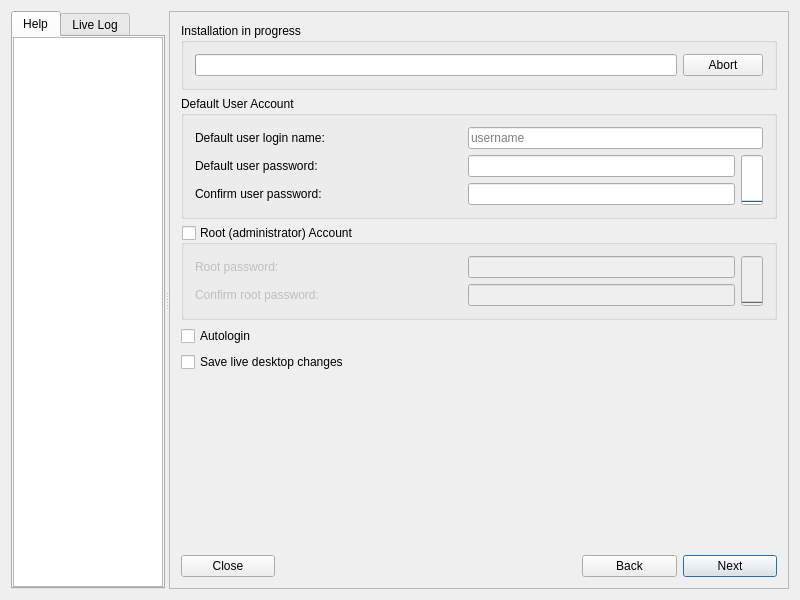
First picture: the form in meinstall.ui, repository gazelle-installer/gazelle-installer, before the edit.
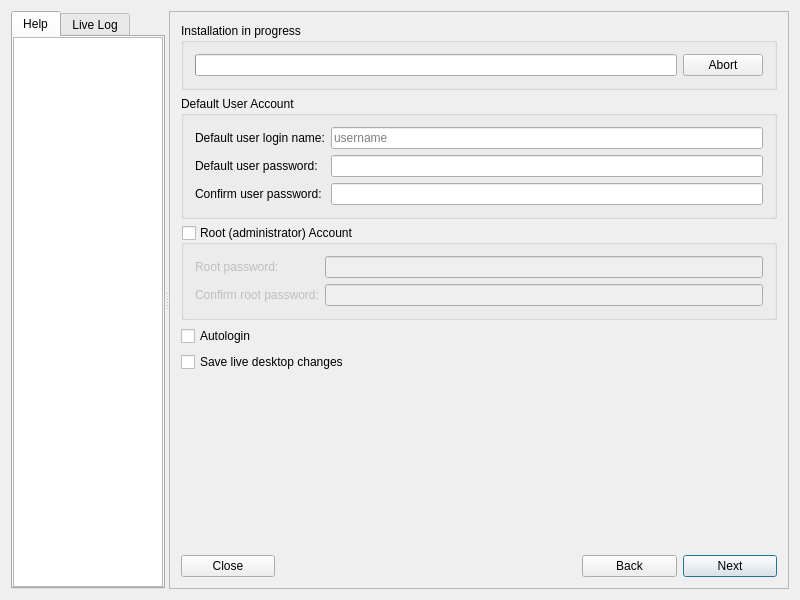
Second picture: the form after the edit. The open tabs and pages were chosen to show the change. Icons and pictures are not drawn. Custom widgets are drawn as their Qt base class.

Commit message: Replaced progress bars with inline bar graph meter. Use a cross/check instead of colouring the text box.

The edit to the form file:
```diff
--- a/meinstall.ui
+++ b/meinstall.ui
@@ -1644,7 +1644,7 @@
              <property name="title">
               <string>Default User Account</string>
              </property>
-             <layout class="QGridLayout">
+             <layout class="QFormLayout">
               <item row="0" column="0">
                <widget class="QLabel" name="labelUserName">
                 <property name="sizePolicy">
@@ -1661,6 +1661,22 @@
                 </property>
                </widget>
               </item>
+              <item row="0" column="1">
+               <widget class="QLineEdit" name="textUserName">
+                <property name="sizePolicy">
+                 <sizepolicy hsizetype="MinimumExpanding" vsizetype="Minimum">
+                  <horstretch>0</horstretch>
+                  <verstretch>0</verstretch>
+                 </sizepolicy>
+                </property>
+                <property name="text">
+                 <string/>
+                </property>
+                <property name="placeholderText">
+                 <string>username</string>
+                </property>
+               </widget>
+              </item>
               <item row="1" column="0">
                <widget class="QLabel" name="labelUserPass">
                 <property name="sizePolicy">
@@ -1674,6 +1690,22 @@
                 </property>
                </widget>
               </item>
+              <item row="1" column="1">
+               <widget class="MPassEdit" name="textUserPass">
+                <property name="sizePolicy">
+                 <sizepolicy hsizetype="MinimumExpanding" vsizetype="Minimum">
+                  <horstretch>0</horstretch>
+                  <verstretch>0</verstretch>
+                 </sizepolicy>
+                </property>
+                <property name="text">
+                 <string/>
+                </property>
+                <property name="echoMode">
+                 <enum>QLineEdit::Password</enum>
+                </property>
+               </widget>
+              </item>
               <item row="2" column="0">
                <widget class="QLabel" name="labelUserPass2">
                 <property name="sizePolicy">
@@ -1687,22 +1719,6 @@
                 </property>
                </widget>
               </item>
-              <item row="1" column="1">
-               <widget class="MPassEdit" name="textUserPass">
-                <property name="sizePolicy">
-                 <sizepolicy hsizetype="MinimumExpanding" vsizetype="Minimum">
-                  <horstretch>0</horstretch>
-                  <verstretch>0</verstretch>
-                 </sizepolicy>
-                </property>
-                <property name="text">
-                 <string/>
-                </property>
-                <property name="echoMode">
-                 <enum>QLineEdit::Password</enum>
-                </property>
-               </widget>
-              </item>
               <item row="2" column="1">
                <widget class="MPassEdit" name="textUserPass2">
                 <property name="sizePolicy">
@@ -1719,35 +1735,6 @@
                 </property>
                </widget>
               </item>
-              <item row="1" column="2" rowspan="2">
-               <widget class="QProgressBar" name="progUserPassMeter">
-                <property name="sizePolicy">
-                 <sizepolicy hsizetype="Fixed" vsizetype="Ignored">
-                  <horstretch>0</horstretch>
-                  <verstretch>0</verstretch>
-                 </sizepolicy>
-                </property>
-                <property name="orientation">
-                 <enum>Qt::Vertical</enum>
-                </property>
-               </widget>
-              </item>
-              <item row="0" column="1" colspan="2">
-               <widget class="QLineEdit" name="textUserName">
-                <property name="sizePolicy">
-                 <sizepolicy hsizetype="MinimumExpanding" vsizetype="Minimum">
-                  <horstretch>0</horstretch>
-                  <verstretch>0</verstretch>
-                 </sizepolicy>
-                </property>
-                <property name="text">
-                 <string/>
-                </property>
-                <property name="placeholderText">
-                 <string>username</string>
-                </property>
-               </widget>
-              </item>
              </layout>
             </widget>
            </item>
@@ -1768,7 +1755,7 @@
              <property name="checked">
               <bool>false</bool>
              </property>
-             <layout class="QGridLayout">
+             <layout class="QFormLayout">
               <item row="0" column="0">
                <widget class="QLabel" name="labelRootPass">
                 <property name="sizePolicy">
@@ -1798,22 +1785,6 @@
                 </property>
                </widget>
               </item>
-              <item row="1" column="1">
-               <widget class="MPassEdit" name="textRootPass2">
-                <property name="sizePolicy">
-                 <sizepolicy hsizetype="MinimumExpanding" vsizetype="Minimum">
-                  <horstretch>0</horstretch>
-                  <verstretch>0</verstretch>
-                 </sizepolicy>
-                </property>
-                <property name="text">
-                 <string/>
-                </property>
-                <property name="echoMode">
-                 <enum>QLineEdit::Password</enum>
-                </property>
-               </widget>
-              </item>
               <item row="1" column="0">
                <widget class="QLabel" name="labelRootPass2">
                 <property name="sizePolicy">
@@ -1827,16 +1798,19 @@
                 </property>
                </widget>
               </item>
-              <item row="0" column="2" rowspan="2">
-               <widget class="QProgressBar" name="progRootPassMeter">
+              <item row="1" column="1">
+               <widget class="MPassEdit" name="textRootPass2">
                 <property name="sizePolicy">
-                 <sizepolicy hsizetype="Fixed" vsizetype="Ignored">
+                 <sizepolicy hsizetype="MinimumExpanding" vsizetype="Minimum">
                   <horstretch>0</horstretch>
                   <verstretch>0</verstretch>
                  </sizepolicy>
                 </property>
-                <property name="orientation">
-                 <enum>Qt::Vertical</enum>
+                <property name="text">
+                 <string/>
+                </property>
+                <property name="echoMode">
+                 <enum>QLineEdit::Password</enum>
                 </property>
                </widget>
               </item>
```
Left out of the diff: 75 changed lines with no effect on the pictures. The commit also changes 17 other files.
